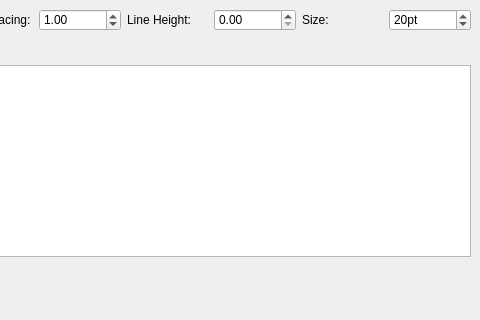
hellozee/qt-libraqm-test, file mainwindow.ui: the form before one commit; both pictures show x 320 to 800 and y 0 to 320 of the 800 by 600 pixel window.
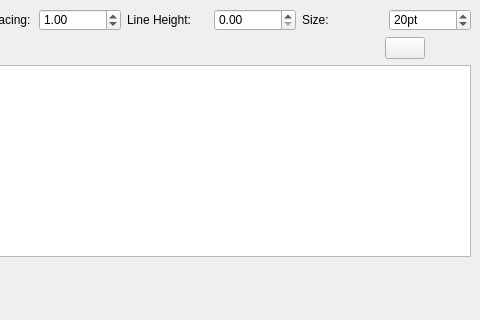
The form after the commit. Icons and pictures are not drawn. Custom widgets are drawn as their Qt base class.

```diff
--- a/mainwindow.ui
+++ b/mainwindow.ui
@@ -160,6 +160,19 @@
         </property>
        </spacer>
       </item>
+      <item>
+       <widget class="QPushButton" name="colorBtn">
+        <property name="focusPolicy">
+         <enum>Qt::NoFocus</enum>
+        </property>
+        <property name="text">
+         <string/>
+        </property>
+        <property name="flat">
+         <bool>false</bool>
+        </property>
+       </widget>
+      </item>
       <item>
        <widget class="QPushButton" name="textDirection">
         <property name="text">
```
